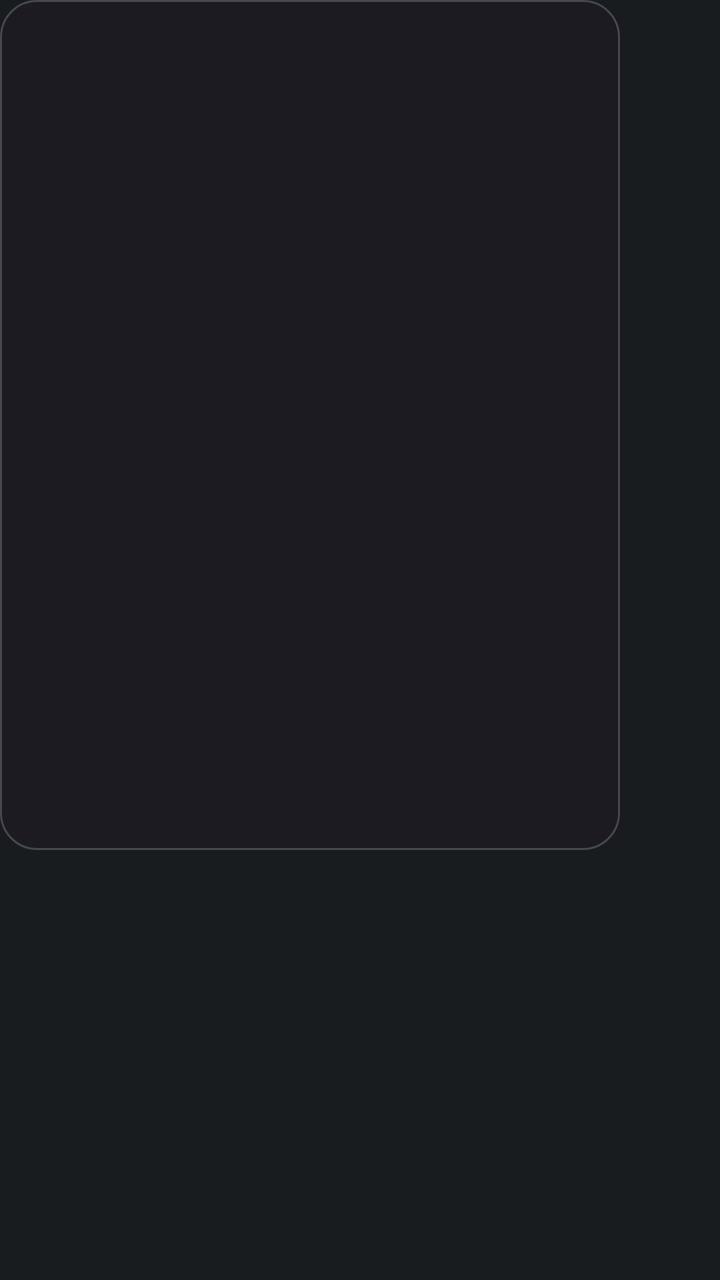
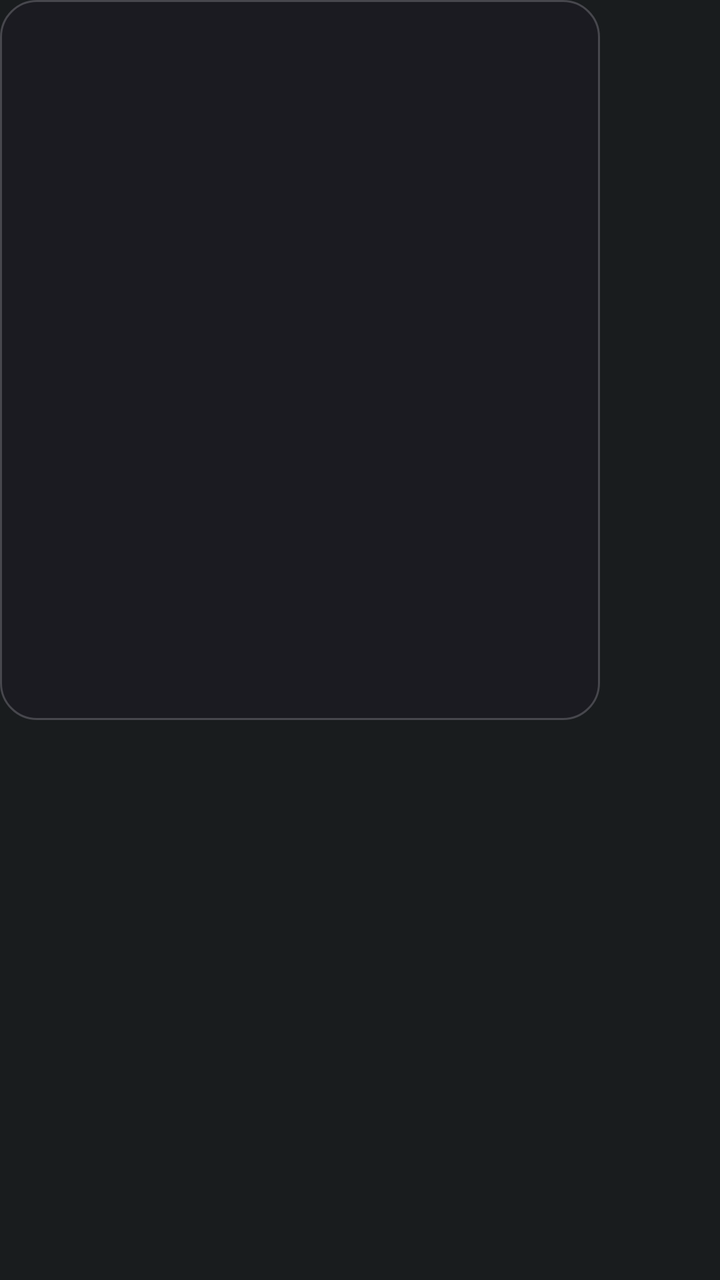

Compare the two renders of this Android layout. The source of the first and the diff that turns it into the second are given below.
<!-- AndroidManifest.xml: application theme android:Theme.DeviceDefault.NoActionBar -->
<!-- res/layout/overlay_panel.xml -->
<?xml version="1.0" encoding="utf-8"?>
<FrameLayout xmlns:android="http://schemas.android.com/apk/res/android"
    android:id="@+id/root_overlay"
    android:layout_width="wrap_content"
    android:layout_height="wrap_content"
    android:background="@android:color/transparent">

    <LinearLayout
        android:id="@+id/panel"
        android:layout_width="310dp"
        android:layout_height="425dp"
        android:orientation="vertical"
        android:padding="12dp"
        android:background="@drawable/bg_panel">
        <FrameLayout
            android:id="@+id/page_host"
            android:layout_width="match_parent"
            android:layout_height="match_parent" />
    </LinearLayout>
</FrameLayout>
<!-- resources referenced by this layout -->
<resources>
  <!-- drawable bg_panel (drawable) -->
  <?xml version="1.0" encoding="utf-8"?>
  <shape xmlns:android="http://schemas.android.com/apk/res/android"
      android:shape="rectangle">
      <solid android:color="#F21C1C21" />
      <corners android:radius="18dp" />
      <stroke
          android:width="1dp"
          android:color="#47474D" />
  </shape>
</resources>

<!-- the commit's change to res/layout/overlay_panel.xml (unified diff, before → after) -->
@@ -7,8 +7,8 @@
 
     <LinearLayout
         android:id="@+id/panel"
-        android:layout_width="310dp"
-        android:layout_height="425dp"
+        android:layout_width="300dp"
+        android:layout_height="360dp"
         android:orientation="vertical"
         android:padding="12dp"
         android:background="@drawable/bg_panel">
